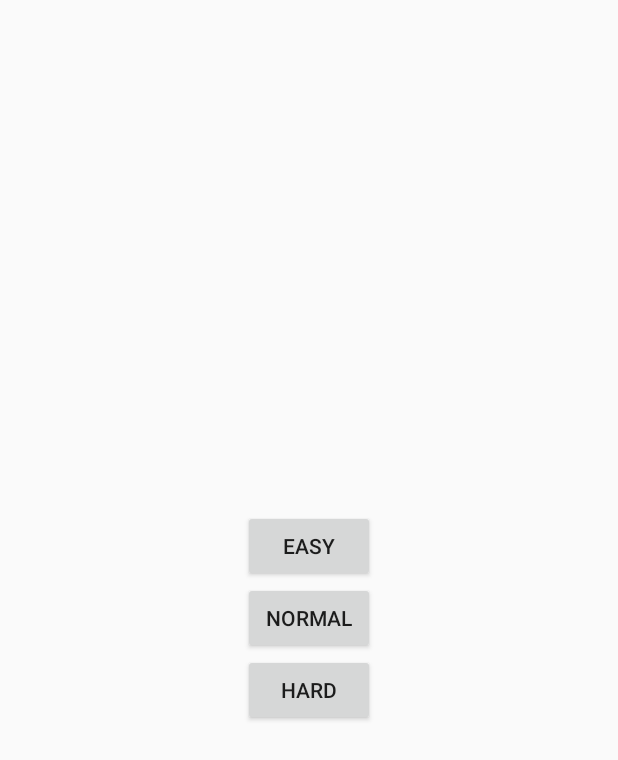
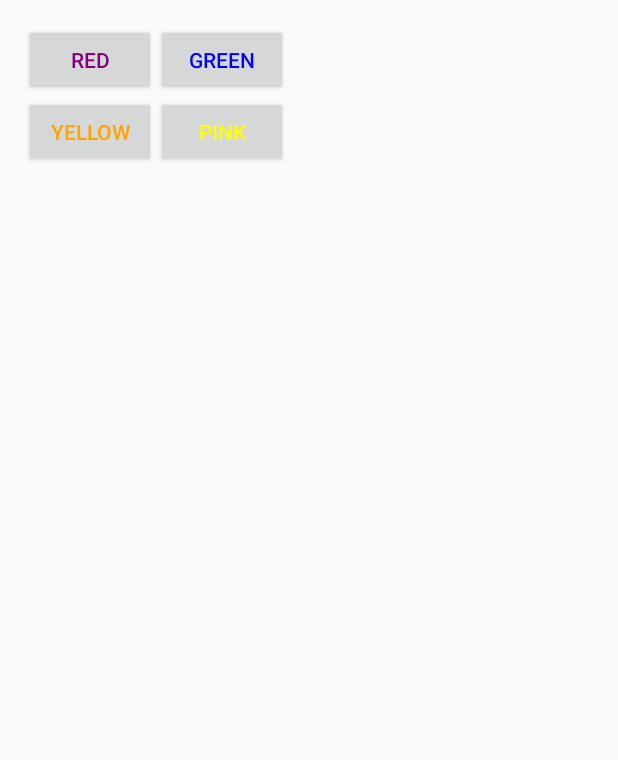
Before and after one commit to mon3/pum_project, an Android app: the DifficultyLevelActivity screen opened directly, with no data from a screen before it, after a tap on "NORMAL", on a phone screen of 412 x 824 dp. Shown: the top 760 px of the screen. Run offline under Robolectric (Android 15) with nearby library versions, the phone set to English and light mode, and no system bars.

Commit message:
added basic gui elements

```diff
--- a/app/src/main/AndroidManifest.xml
+++ b/app/src/main/AndroidManifest.xml
@@ -4,7 +4,7 @@
 
     <application
         android:allowBackup="true"
-        android:icon="@mipmap/ic_launcher"
+        android:icon="@mipmap/logo"
         android:label="@string/app_name"
         android:supportsRtl="true"
         android:theme="@style/AppTheme">
@@ -21,6 +21,10 @@
         </activity>
         <activity android:name=".EasyActivity">
         </activity>
+        <activity android:name=".NormalActivity">
+        </activity>
+        <activity android:name=".HardActivity">
+        </activity>
     </application>
 
 </manifest>
--- a/app/src/main/java/com/example/rafalmaselek/colorfun/NormalActivity.java
+++ b/app/src/main/java/com/example/rafalmaselek/colorfun/NormalActivity.java
@@ -1,15 +1,82 @@
 package com.example.rafalmaselek.colorfun;
 
 import android.app.Activity;
+import android.content.Context;
+import android.content.res.Resources;
+import android.database.Cursor;
+import android.graphics.Color;
 import android.os.Bundle;
+import android.support.v4.content.ContextCompat;
+import android.view.View;
+import android.widget.TextView;
+
+import java.lang.reflect.Field;
+import java.util.ArrayList;
+import java.util.Random;
 
 public class NormalActivity extends Activity
 {
-
+    int[] colorRefList;
+    String[] colorList;
+    ArrayList<Integer> currentColors;
     @Override
     protected void onCreate(Bundle savedInstanceState)
     {
         super.onCreate(savedInstanceState);
         setContentView(R.layout.activity_easy);
+        colorList = new String[]{"brown", "black", "yellow", "red", "blue", "green", "pink", "purple", "orange", "beige"};
+        colorRefList = new int[]{R.color.brown, R.color.black, R.color.yellow, R.color.red, R.color.blue, R.color.green,
+        R.color.pink, R.color.purple, R.color.orange, R.color.beige};
+        currentColors = new ArrayList<Integer>(4);
+
+        Random r = new Random();
+        int colorNo;
+        for(int ii=0; ii<4; ii++)
+        {
+            colorNo = (r.nextInt(9) + 1);
+            do
+            {
+                colorNo = (r.nextInt(9) + 1);
+            }
+            while(currentColors.contains(colorNo));
+            currentColors.add(colorNo);
+        }
+        int solution = currentColors.get(r.nextInt(3)+1);
+        TextView t1=(TextView)findViewById(R.id.answ1);
+        t1.setText(colorList[currentColors.get(0)]);
+        TextView t2=(TextView)findViewById(R.id.answ2);
+        t2.setText(colorList[currentColors.get(1)]);
+        TextView t3=(TextView)findViewById(R.id.answ3);
+        t3.setText(colorList[currentColors.get(2)]);
+        TextView t4=(TextView)findViewById(R.id.answ4);
+        t4.setText(colorList[currentColors.get(3)]);
+
+        currentColors = new ArrayList<Integer>(4);
+        for(int ii=0; ii<4; ii++)
+        {
+            do
+            {
+                colorNo = (r.nextInt(9) + 1);
+            }
+            while(colorNo == solution || currentColors.contains((colorRefList[colorNo])));//currentColors.isEmpty() || !currentColors.contains(colorNo));
+            currentColors.add(colorRefList[colorNo]);
+        }
+        t1.setTextColor(getResources().getColor(currentColors.get(0)));
+        t2.setTextColor(getResources().getColor(currentColors.get(1)));
+        t3.setTextColor(getResources().getColor(currentColors.get(2)));
+        t4.setTextColor(getResources().getColor(currentColors.get(3)));
+        //t2.setTextColor(getResources().);
+        /*
+        t1.setTextColor(colorList[currentColors.get(0)], Color.class));
+        t2.setTextColor(getStringResourceByName(colorList[currentColors.get(1)]));
+        t3.setTextColor(getStringResourceByName(colorList[currentColors.get(2)]));
+        t4.setTextColor(getStringResourceByName(colorList[currentColors.get(3)]));
+        */
+
+    }
+
+    public void nextQuestion(View view)
+    {
+
     }
 }
```
Also changed, not shown: app/src/main/res/layout/activity_normal.xml (added, +116 -0 lines), app/src/main/logo-web.png (added), app/src/main/res/drawable/cf2.png (added), app/src/main/res/mipmap-hdpi/logo.png (added), app/src/main/res/mipmap-mdpi/logo.png (added), app/src/main/res/mipmap-xhdpi/logo.png (added), app/src/main/res/mipmap-xxhdpi/logo.png (added), app/src/main/res/mipmap-xxxhdpi/logo.png (added).
